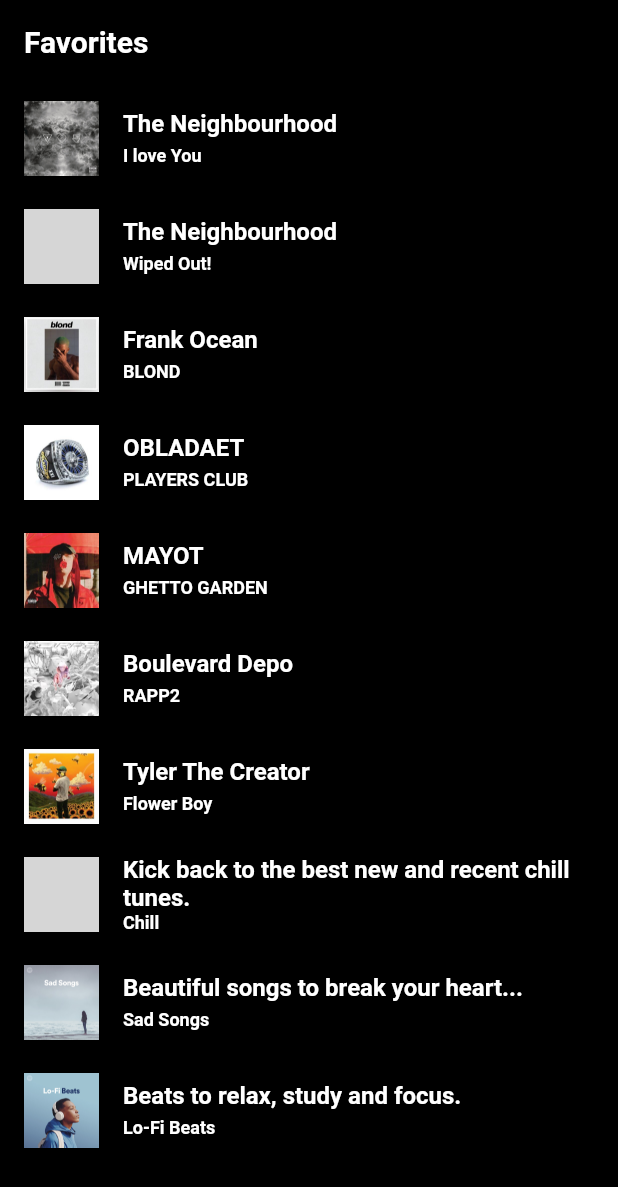
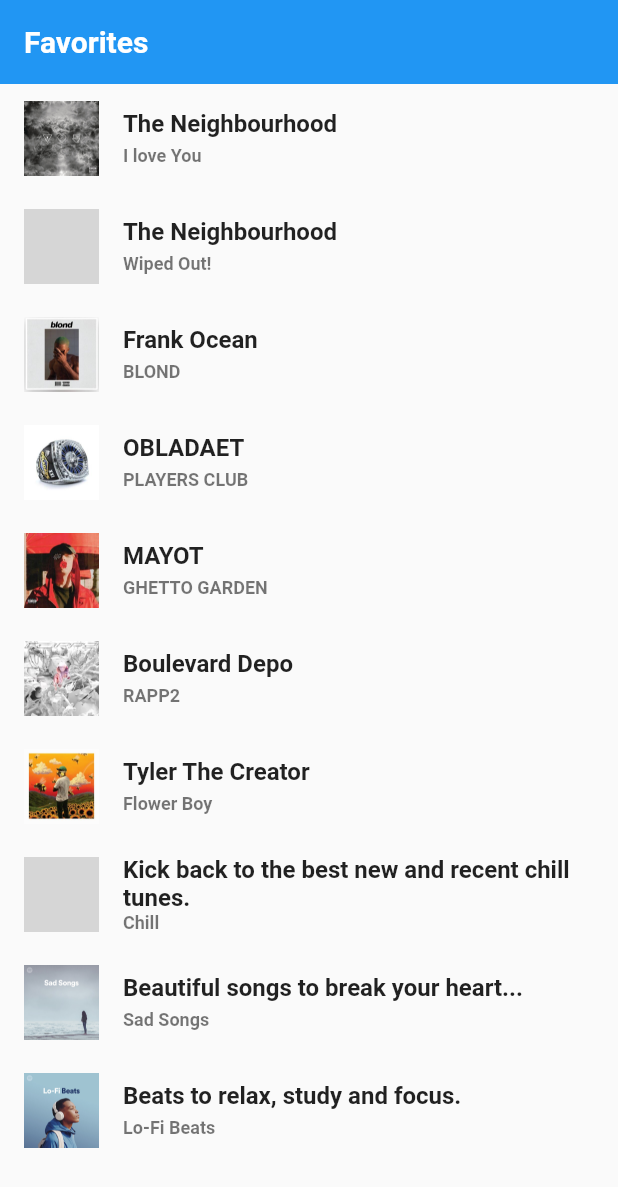
Before and after one commit to dimitrickohub/GelatoApp, a Flutter app: the FavoritePage screen opened directly, on a phone screen of 412 x 824 dp. Shown: the top 1187 px of the screen. Run offline on Flutter 3.47's test engine with Material 2 defaults, Android fonts, the phone set to English and light mode, and no system bars; our stand-ins replace animated_splash_screen, audioplayers, firebase_auth, firebase_core, flutter_icons, fluttertoast and 2 more; missing offline and left inert: fullscreen; accounts and stored records are empty; project files that could hold a hidden picture were left out; grey boxes are pictures that could not be loaded.

Commit message:
added theme switching

```diff
--- a/lib/screens/favorite_page.dart
+++ b/lib/screens/favorite_page.dart
@@ -2,7 +2,6 @@
 import 'package:flutter_application_2/localization/language_constants.dart';
 import 'package:flutter_application_2/screens/album_page.dart';
 import 'package:flutter_application_2/songsJson.dart/songs_json.dart';
-import 'package:flutter_application_2/theme/colors.dart';
 import 'package:page_transition/page_transition.dart';
 
 class FavoritePage extends StatefulWidget {
@@ -14,7 +13,6 @@
   @override
   Widget build(BuildContext context) {
     return Scaffold(
-      backgroundColor: black,
       appBar: getAppBar(),
       body: getBody(),
     );
@@ -23,7 +21,6 @@
   Widget getAppBar() {
     return AppBar(
       automaticallyImplyLeading: false,
-      backgroundColor: black,
       elevation: 0,
       title: SafeArea(
         child: Container(
@@ -32,7 +29,6 @@
             getTranslated(context, 'favorites'),
             style: TextStyle(
               fontSize: 20,
-              color: white,
               fontWeight: FontWeight.bold,
             ),
           ),
@@ -58,7 +54,6 @@
             songs[index]['description'],
             style: TextStyle(
               fontSize: 16,
-              color: white,
               fontWeight: FontWeight.w600,
             ),
           ),
@@ -66,7 +61,6 @@
             '${songs[index]['title'].toString()}',
             style: TextStyle(
               fontSize: 12,
-              color: white,
               fontWeight: FontWeight.w600,
             ),
           ),
```
